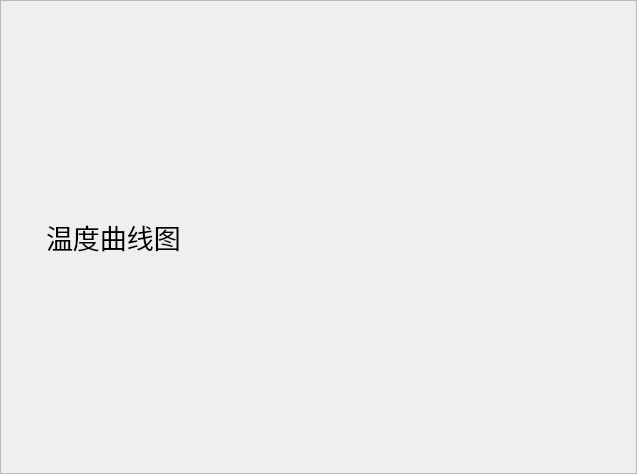
Above: hfIIMS/src/hftemperature.ui from lijingping/hfIIMS before the change. Below: the same form after it.
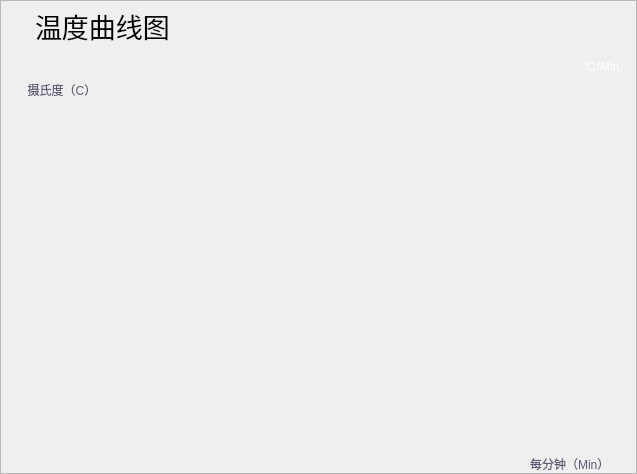
That is the form after the change.

Patch:
```diff
--- a/hfIIMS/src/hftemperature.ui
+++ b/hfIIMS/src/hftemperature.ui
@@ -20,8 +20,18 @@
    <enum>QFrame::Raised</enum>
   </property>
   <layout class="QVBoxLayout" name="verticalLayout_2">
-   <item>
-    <layout class="QVBoxLayout" name="verticalLayout" stretch="0">
+   <property name="leftMargin">
+    <number>0</number>
+   </property>
+   <property name="topMargin">
+    <number>0</number>
+   </property>
+   <property name="rightMargin">
+    <number>0</number>
+   </property>
+   <property name="bottomMargin">
+    <number>0</number>
+   </property>
      <item>
       <layout class="QHBoxLayout" name="horizontalLayout">
        <item>
@@ -35,7 +45,7 @@
          <property name="maximumSize">
           <size>
            <width>28</width>
-           <height>16777215</height>
+         <height>50</height>
           </size>
          </property>
          <property name="text">
@@ -48,7 +58,7 @@
          <property name="maximumSize">
           <size>
            <width>16777215</width>
-           <height>16777215</height>
+         <height>50</height>
           </size>
          </property>
          <property name="font">
@@ -83,7 +93,63 @@
        </item>
       </layout>
      </item>
-    </layout>
+   <item>
+    <widget class="QLabel" name="temperature_desc">
+     <property name="maximumSize">
+      <size>
+       <width>16777215</width>
+       <height>16777215</height>
+      </size>
+     </property>
+     <property name="styleSheet">
+      <string notr="true">color: rgb(255, 255, 255);
+font: 12pt &quot;方正黑体简体&quot;;</string>
+     </property>
+     <property name="text">
+      <string>℃/Min.    </string>
+     </property>
+     <property name="alignment">
+      <set>Qt::AlignRight|Qt::AlignTrailing|Qt::AlignVCenter</set>
+     </property>
+    </widget>
+   </item>
+   <item>
+    <widget class="QLabel" name="temperature_unit">
+     <property name="styleSheet">
+      <string notr="true">font: 10pt &quot;方正黑体简体&quot;;
+color: rgb(91, 90, 117);</string>
+     </property>
+     <property name="text">
+      <string>        摄氏度（C）</string>
+     </property>
+    </widget>
+   </item>
+   <item>
+    <spacer name="verticalSpacer">
+     <property name="orientation">
+      <enum>Qt::Vertical</enum>
+     </property>
+     <property name="sizeHint" stdset="0">
+      <size>
+       <width>20</width>
+       <height>40</height>
+      </size>
+     </property>
+    </spacer>
+   </item>
+   <item>
+    <widget class="QLabel" name="temperature_time">
+     <property name="styleSheet">
+      <string notr="true">font: 10pt &quot;方正黑体简体&quot;;
+color: rgb(91, 90, 117);</string>
+     </property>
+     <property name="text">
+      <string>每分钟（Min）        </string>
+     </property>
+     <property name="alignment">
+      <set>Qt::AlignRight|Qt::AlignTrailing|Qt::AlignVCenter</set>
+     </property>
+    </widget>
    </item>
   </layout>
  </widget>
```
Lines whose indentation alone changed are shown as unchanged.
